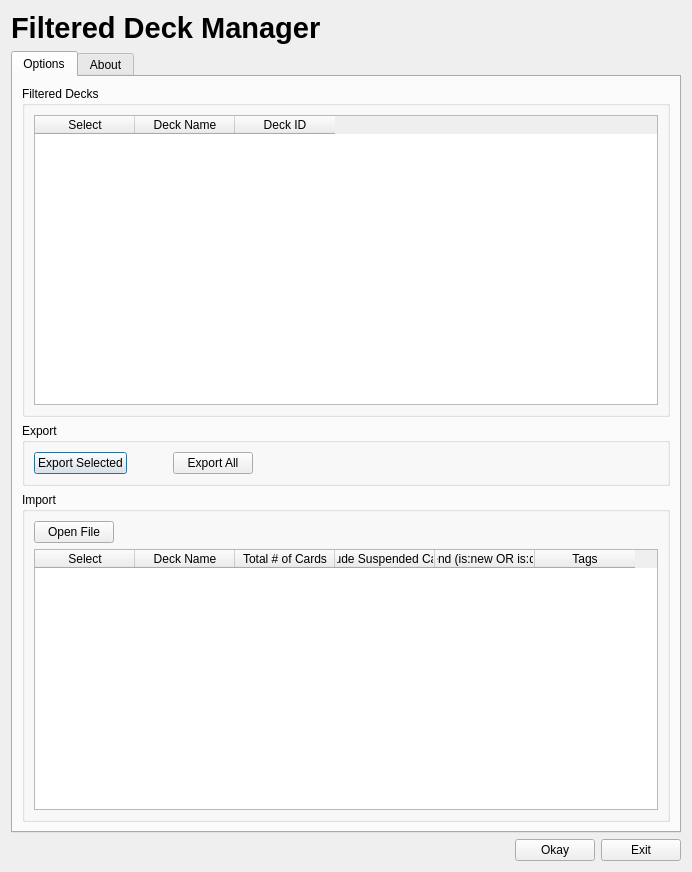
This is FilteredDeckManager/Designer/form.ui in arvinddraffen/FilteredDeckManagerPlugin as Qt 5 draws it before an edit. The edited form follows.
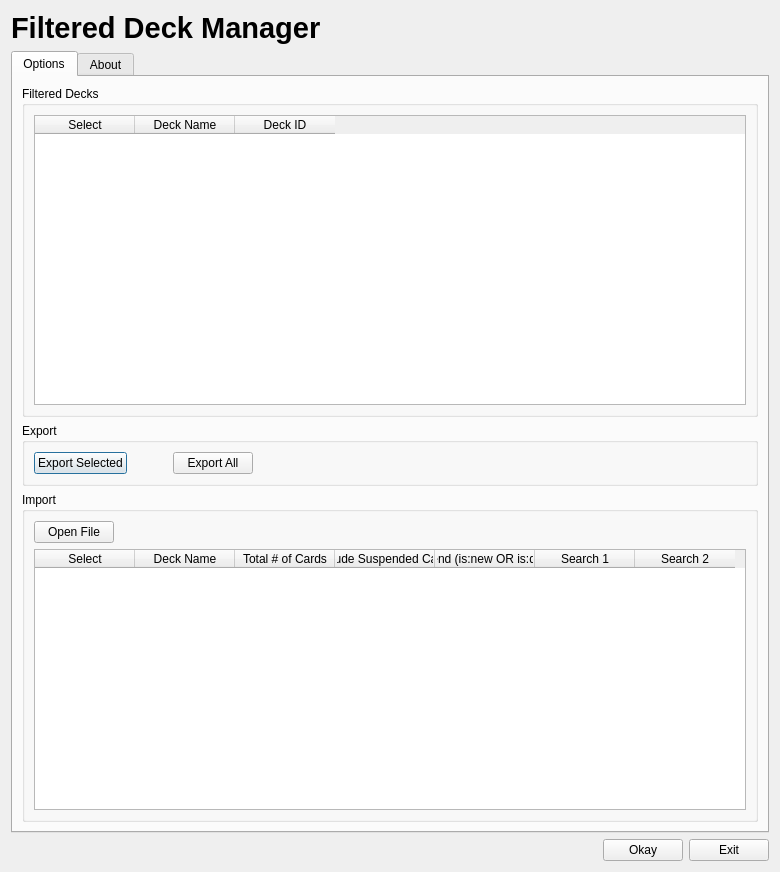
This is the edited form.

Commit message: Add column for second search term.

Diff of the .ui file:
```diff
--- a/FilteredDeckManager/Designer/form.ui
+++ b/FilteredDeckManager/Designer/form.ui
@@ -6,7 +6,7 @@
    <rect>
     <x>0</x>
     <y>0</y>
-    <width>692</width>
+    <width>780</width>
     <height>872</height>
    </rect>
   </property>
@@ -183,7 +183,12 @@
             </column>
             <column>
              <property name="text">
-              <string>Tags</string>
+              <string>Search 1</string>
+             </property>
+            </column>
+            <column>
+             <property name="text">
+              <string>Search 2</string>
              </property>
             </column>
            </widget>
```
The commit also changes 3 other files.
